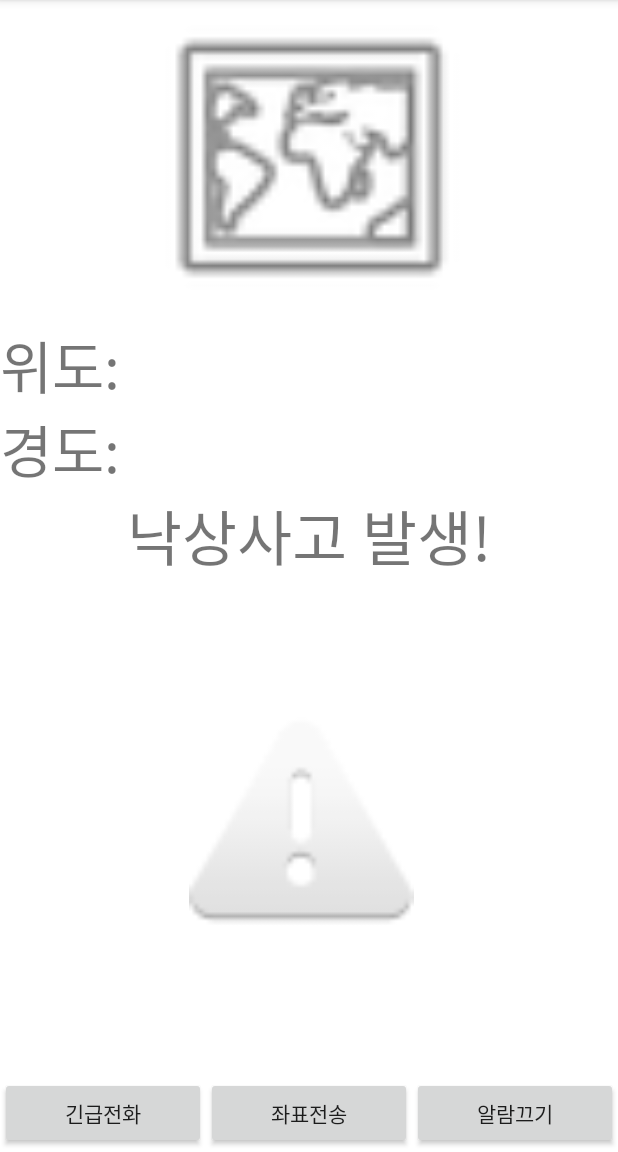
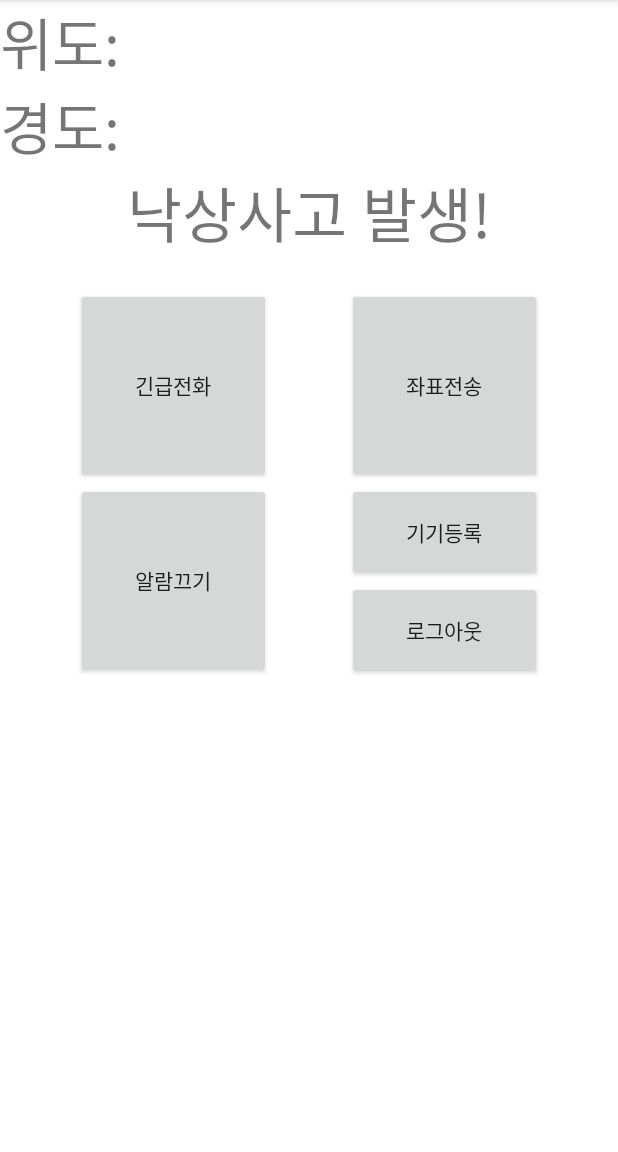
Before and after one commit to aleendis/wheelim, an Android app: the MainActivity screen opened directly, with no data from a screen before it, on a phone screen of 412 x 824 dp, the part 84-1236 px from its top. Run offline under Robolectric (Android 15) with nearby library versions, the light colour scheme and no system bars; our stand-ins replace Firebase (no records; nobody signed in at launch, a user with empty details on screens opened directly), data binding.

Commit message:
activity

```diff
--- a/app/build.gradle
+++ b/app/build.gradle
@@ -42,7 +42,6 @@ android {
 }
 
 dependencies {
-
     implementation platform('com.google.firebase:firebase-bom:31.5.0')
     implementation 'com.google.firebase:firebase-analytics-ktx'
     implementation 'com.google.firebase:firebase-auth-ktx'
@@ -55,6 +54,8 @@ dependencies {
     implementation 'androidx.core:core-ktx:1.10.1'
     implementation 'com.google.android.gms:play-services-maps:18.1.0'
     implementation 'com.google.android.gms:play-services-location:21.0.1'
+    implementation 'com.google.maps.android:android-maps-utils:2.3.0'
+    implementation 'com.google.android.gms:play-services-auth:20.5.0'
     testImplementation 'junit:junit:4.13.2'
     androidTestImplementation 'androidx.test.ext:junit:1.1.5'
     androidTestImplementation 'androidx.test.espresso:espresso-core:3.5.1'
--- a/app/src/main/java/com/example/wheelim/MainActivity.kt
+++ b/app/src/main/java/com/example/wheelim/MainActivity.kt
@@ -12,14 +12,25 @@ import android.widget.Toast
 import androidx.appcompat.widget.Toolbar
 import androidx.databinding.DataBindingUtil
 import androidx.drawerlayout.widget.DrawerLayout
+import androidx.fragment.app.Fragment
 import com.example.wheelim.databinding.ActivityMainBinding
+import com.google.android.gms.maps.CameraUpdateFactory
+import com.google.android.gms.maps.GoogleMap
+import com.google.android.gms.maps.OnMapReadyCallback
+import com.google.android.gms.maps.SupportMapFragment
+import com.google.android.gms.maps.model.LatLng
+import com.google.android.gms.maps.model.MarkerOptions
 import com.google.android.material.navigation.NavigationView
 import com.google.firebase.auth.FirebaseAuth
+import com.google.firebase.auth.ktx.auth
+import com.google.firebase.ktx.Firebase
 
 private lateinit var auth: FirebaseAuth
 
-class MainActivity : AppCompatActivity() {
+class MainActivity : AppCompatActivity(){
     val mContext = this
+
+    private lateinit var nMap: GoogleMap
     private lateinit var binding: ActivityMainBinding
     private var backPressedTime: Long = 0
     override fun onBackPressed() {
@@ -30,7 +41,6 @@ class MainActivity : AppCompatActivity() {
             finish()
         }
     }
-
     override fun onCreate(savedInstanceState: Bundle?) {
         super.onCreate(savedInstanceState)
         binding = DataBindingUtil.setContentView(this, R.layout.activity_main)
@@ -43,5 +53,23 @@ class MainActivity : AppCompatActivity() {
             }
         }
 
+        binding.logout.setOnClickListener {
+            Firebase.auth.signOut()
+            startActivity(Intent(this, LoginActivity::class.java))
+        }
+      /*  val mapFragment = supportFragmentManager.findFragmentById(R.id.GPS_View) as SupportMapFragment
+        mapFragment.getMapAsync(this)*/
     }
+  /*  override fun onMapReady(googleMap: GoogleMap){
+        val seoul = LatLng(37.556, 126.97)
+
+        val markerOptions = MarkerOptions()
+        markerOptions.position(seoul)
+        markerOptions.title("서울")
+        markerOptions.snippet("한국 수도")
+
+        nMap?.addMarker(markerOptions)
+
+        nMap?.moveCamera(CameraUpdateFactory.newLatLngZoom(seoul, 10f))
+    }*/
 }
--- a/app/src/main/res/layout/activity_main.xml
+++ b/app/src/main/res/layout/activity_main.xml
@@ -2,22 +2,23 @@
 <layout xmlns:tools="http://schemas.android.com/tools"
     xmlns:android="http://schemas.android.com/apk/res/android"
     xmlns:app="http://schemas.android.com/apk/res-auto">
+
 <androidx.constraintlayout.widget.ConstraintLayout
     android:layout_width="match_parent"
     android:layout_height="match_parent"
     tools:context=".MainActivity">
 
-    <ImageView
+ <!--  <fragment
         android:id="@+id/GPS_View"
+        android:name="com.google.android.gms.maps.SupportMapFragment"
         android:layout_width="match_parent"
         android:layout_height="210dp"
         android:layout_marginBottom="5dp"
         app:layout_constraintBottom_toTopOf="@+id/gps_location"
         app:layout_constraintEnd_toEndOf="parent"
         app:layout_constraintStart_toStartOf="parent"
-        app:layout_constraintTop_toTopOf="parent"
-        app:srcCompat="@android:drawable/ic_menu_mapmode" />
-
+        app:layout_constraintTop_toTopOf="parent" />
+-->
     <TextView
         android:id="@+id/gps_location"
         android:layout_width="match_parent"
@@ -25,8 +26,8 @@
         android:layout_marginBottom="5dp"
         android:text="위도: \n경도: "
         android:textSize="38sp"
-        app:layout_constraintBottom_toTopOf="@+id/Warning"
-        app:layout_constraintTop_toBottomOf="@+id/GPS_View" />
+        app:layout_constraintBottom_toTopOf="@+id/Warning"/>
+        <!--app:layout_constraintTop_toBottomOf="@+id/GPS_View" />-->
 
     <TextView
         android:id="@+id/Warning"
@@ -39,52 +40,51 @@
         app:layout_constraintStart_toStartOf="parent"
         app:layout_constraintTop_toBottomOf="@+id/gps_location" />
 
-    <ImageView
-        android:id="@+id/alert"
-        android:layout_width="150dp"
-        android:layout_height="150dp"
-        android:layout_marginStart="126dp"
-        android:layout_marginTop="30dp"
-        android:layout_marginBottom="30dp"
-        app:srcCompat="@android:drawable/ic_dialog_alert"
-        app:layout_constraintStart_toStartOf="parent"
-        app:layout_constraintTop_toBottomOf="@+id/Warning"
-        app:layout_constraintBottom_toTopOf="@+id/bottom_bar"/>
-
-    <LinearLayout
-        android:id="@+id/bottom_bar"
-        android:layout_width="match_parent"
-        android:layout_height="50dp"
-        android:orientation="horizontal"
-        android:weightSum="12"
-        app:layout_constraintBottom_toBottomOf="parent">
-
     <androidx.appcompat.widget.AppCompatButton
         android:id="@+id/call"
-            android:layout_width="wrap_content"
-            android:layout_height="wrap_content"
-            android:layout_weight="4"
+        android:layout_marginTop="20dp"
+        android:layout_width="130sp"
+        android:layout_height="130sp"
         android:text="긴급전화"
-            app:layout_constraintStart_toStartOf="@+id/bottom_bar"
-            app:layout_constraintEnd_toStartOf="@+id/gps_send"/>
+        app:layout_constraintEnd_toStartOf="@+id/gps_send"
+        app:layout_constraintStart_toStartOf="parent"
+        app:layout_constraintTop_toBottomOf="@+id/Warning" />
 
     <androidx.appcompat.widget.AppCompatButton
         android:id="@+id/gps_send"
-            android:layout_width="wrap_content"
-            android:layout_height="wrap_content"
-            android:layout_weight="4"
+        android:layout_marginTop="20dp"
+        android:layout_width="130sp"
+        android:layout_height="130sp"
         android:text="좌표전송"
+        app:layout_constraintEnd_toEndOf="parent"
         app:layout_constraintStart_toEndOf="@+id/call"
-            app:layout_constraintEnd_toStartOf="@+id/mute"/>
+        app:layout_constraintTop_toBottomOf="@+id/Warning" />
 
     <androidx.appcompat.widget.AppCompatButton
         android:id="@+id/mute"
-            android:layout_width="wrap_content"
-            android:layout_height="wrap_content"
-            android:layout_weight="4"
+        android:layout_width="130sp"
+        android:layout_height="130sp"
         android:text="알람끄기"
-            app:layout_constraintStart_toEndOf="@+id/gps_send"
-            app:layout_constraintEnd_toEndOf="@+id/bottom_bar"/>
-    </LinearLayout>
+        app:layout_constraintEnd_toStartOf="@+id/gps_send"
+        app:layout_constraintStart_toStartOf="parent"
+        app:layout_constraintTop_toBottomOf="@+id/call" />
+
+    <androidx.appcompat.widget.AppCompatButton
+        android:id="@+id/confirm"
+        android:layout_width="130sp"
+        android:layout_height="65sp"
+        android:text="기기등록"
+        app:layout_constraintEnd_toEndOf="parent"
+        app:layout_constraintStart_toEndOf="@+id/call"
+        app:layout_constraintTop_toBottomOf="@+id/gps_send" />
+
+    <androidx.appcompat.widget.AppCompatButton
+        android:id="@+id/logout"
+        android:layout_width="130sp"
+        android:layout_height="65sp"
+        android:text="로그아웃"
+        app:layout_constraintEnd_toEndOf="parent"
+        app:layout_constraintStart_toEndOf="@+id/call"
+        app:layout_constraintTop_toBottomOf="@+id/confirm" />
 </androidx.constraintlayout.widget.ConstraintLayout>
 </layout>
--- a/build.gradle
+++ b/build.gradle
@@ -10,6 +10,7 @@ buildscript{
     dependencies{
         classpath 'com.google.gms:google-services:4.3.15'
         classpath "org.jetbrains.kotlin:kotlin-gradle-plugin:$kotlin_version"
+        classpath "com.google.android.libraries.mapsplatform.secrets-gradle-plugin:secrets-gradle-plugin:2.0.1"
     }
 }
 
```
Also changed, not shown: app/src/main/AndroidManifest.xml (+5 -2 lines), app/src/main/java/com/example/wheelim/LoginActivity.kt (+76 -3 lines), app/src/main/res/layout/activity_login.xml (+14 -7 lines), 1 other file. Lines whose indentation alone changed are shown as unchanged.
